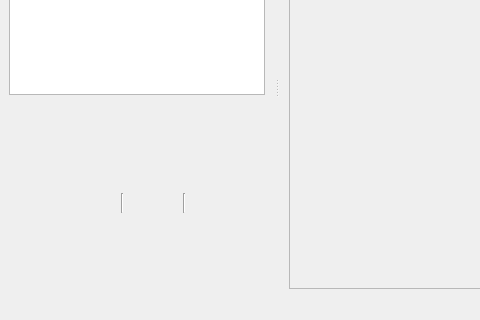
Before: the Qt Designer form ui/MainWindow.ui in ImageProcessing-ElectronicPublications/scantailor-deviant, drawn with Qt 5; both pictures show x 0 to 480 and y 144 to 464 of the 783 by 464 pixel window.
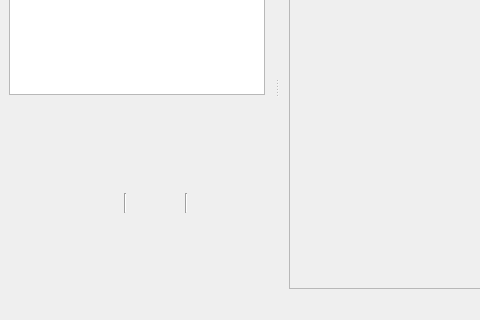
After: the same form once the commit is applied. Icons and pictures are not drawn. Custom widgets are drawn as their Qt base class.

Commit message: resize mouse pos panel

The edit to the form file:
```diff
--- a/ui/MainWindow.ui
+++ b/ui/MainWindow.ui
@@ -314,9 +314,9 @@
            <widget class="QWidget" name="statusBarPanel" native="true">
             <property name="geometry">
              <rect>
-              <x>59</x>
+              <x>9</x>
               <y>92</y>
-              <width>181</width>
+              <width>231</width>
               <height>20</height>
              </rect>
             </property>
@@ -337,7 +337,7 @@
               <widget class="QLabel" name="statusLabelMousePos">
                <property name="minimumSize">
                 <size>
-                 <width>31</width>
+                 <width>100</width>
                  <height>0</height>
                 </size>
                </property>
```
